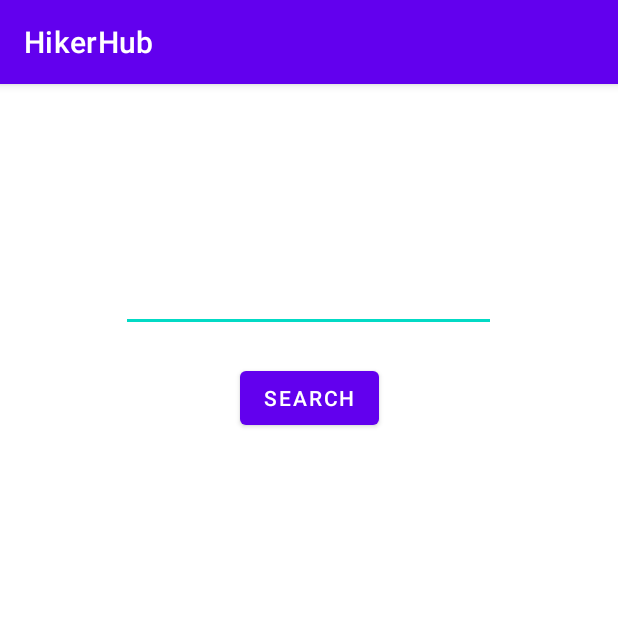
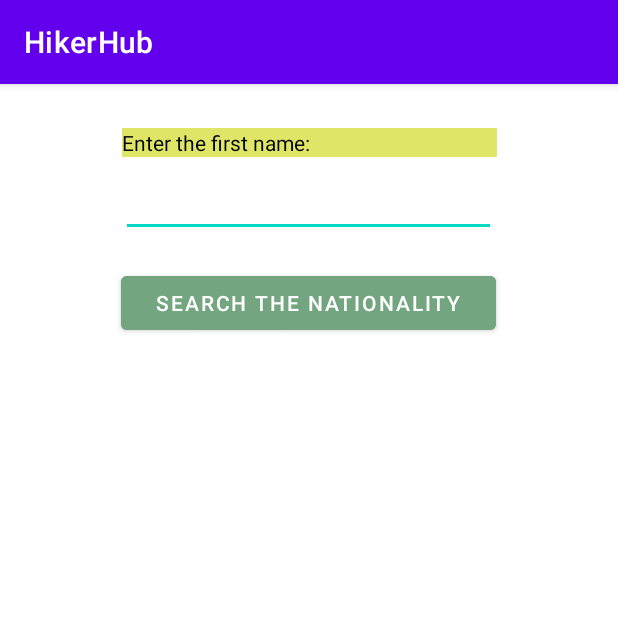
Before and after one commit to Qcc-2000/HikerHub, an Android app: the A6 screen opened directly, with no data from a screen before it, on a phone screen of 412 x 824 dp, the top half of it. Run offline under Robolectric (Android 15) with nearby library versions, the phone set to English and light mode, and no system bars.

Commit message:
modify UI

```diff
--- a/app/src/main/java/edu/northeastern/hikerhub/A6.java
+++ b/app/src/main/java/edu/northeastern/hikerhub/A6.java
@@ -1,13 +1,20 @@
 package edu.northeastern.hikerhub;
 
 import androidx.appcompat.app.AppCompatActivity;
+import androidx.constraintlayout.widget.ConstraintLayout;
+import androidx.constraintlayout.widget.ConstraintSet;
 import androidx.recyclerview.widget.LinearLayoutManager;
 import androidx.recyclerview.widget.RecyclerView;
 
+import android.app.ProgressDialog;
 import android.content.Context;
+import android.graphics.Color;
+import android.graphics.drawable.Drawable;
 import android.os.Bundle;
 import android.view.View;
 import android.widget.EditText;
+import android.widget.ProgressBar;
+import android.widget.TextView;
 import android.widget.Toast;
 
 
@@ -23,12 +30,18 @@ public class A6 extends AppCompatActivity {
     private EditText nameEditText;
     private Context context;
     private A6Adapter adapter;
+    private ProgressBar progressBar;
 
     @Override
     protected void onCreate(Bundle savedInstanceState) {
         super.onCreate(savedInstanceState);
         setContentView(R.layout.activity_a6);
         nameEditText = findViewById(R.id.edit_text_name_input);
+        progressBar = findViewById(R.id.progressBar);
+        Drawable progressDrawable = progressBar.getProgressDrawable().mutate();
+        progressDrawable.setColorFilter(Color.RED, android.graphics.PorterDuff.Mode.SRC_IN);
+        progressBar.setProgressDrawable(progressDrawable);
+        progressBar.setVisibility(View.INVISIBLE);
         RecyclerView recyclerView = findViewById(R.id.recyclerview);
         adapter = new A6Adapter();
         context = this;
@@ -41,6 +54,7 @@ public class A6 extends AppCompatActivity {
         recyclerView.setLayoutManager(manager);
     }
     public void search(View view) {
+        progressBar.setVisibility(View.VISIBLE);
         String name = nameEditText.getText().toString();
         service.listCountry(name).enqueue(new Callback<CountryList>() {
             @Override
@@ -51,6 +65,8 @@ public class A6 extends AppCompatActivity {
 //                for(Country country: list.getCountry()){
 //                    System.out.println(country.getCountry_id());
 //                }
+
+                progressBar.setVisibility(View.INVISIBLE);
             }
 
             @Override
--- a/app/src/main/java/edu/northeastern/hikerhub/A6Adapter.java
+++ b/app/src/main/java/edu/northeastern/hikerhub/A6Adapter.java
@@ -30,8 +30,8 @@ public class A6Adapter extends RecyclerView.Adapter<A6Adapter.ViewHolder> {
     @Override
     public void onBindViewHolder(@NonNull ViewHolder holder, int position) {
         Country country = countries.get(position);
-        holder.getCountryIdTextView().setText(country.getCountry_id());
-        holder.getPossibilityTextView().setText(country.getProbability().toString());
+        holder.getCountryIdTextView().setText("Country_id:  " + country.getCountry_id());
+        holder.getPossibilityTextView().setText("Probability:  " + country.getProbability().toString());
     }
 
     @Override
--- a/app/src/main/res/layout/activity_a6.xml
+++ b/app/src/main/res/layout/activity_a6.xml
@@ -6,34 +6,69 @@
     android:layout_height="match_parent"
     tools:context=".A6">
 
+    <TextView
+        android:id="@+id/txtFirstName"
+        android:layout_width="250dp"
+        android:layout_height="wrap_content"
+        android:text="Enter the first name:"
+        android:background="#DFE667"
+        android:textColor="#000000"
+        app:layout_constraintBottom_toBottomOf="parent"
+        app:layout_constraintEnd_toEndOf="parent"
+        app:layout_constraintHorizontal_bias="0.5"
+        app:layout_constraintStart_toStartOf="parent"
+        app:layout_constraintTop_toTopOf="parent"
+        app:layout_constraintVertical_bias="0.039" />
+
     <EditText
         android:id="@+id/edit_text_name_input"
         android:layout_width="250dp"
+        android:layout_height="wrap_content"
+        android:layout_marginTop="8dp"
         android:textAlignment="center"
+        app:layout_constraintBottom_toBottomOf="parent"
+        app:layout_constraintEnd_toEndOf="parent"
+        app:layout_constraintHorizontal_bias="0.496"
+        app:layout_constraintStart_toStartOf="parent"
+        app:layout_constraintTop_toBottomOf="@+id/txtFirstName"
+        app:layout_constraintVertical_bias="0.0" />
+
+    <Button
+        android:id="@+id/button_search"
+        android:layout_width="250dp"
         android:layout_height="wrap_content"
+        android:layout_margin="20dp"
+        android:layout_marginTop="8dp"
+        android:backgroundTint="#73A580"
+        android:onClick="search"
+        android:text="Search the nationality"
+        app:layout_constraintEnd_toEndOf="parent"
+        app:layout_constraintHorizontal_bias="0.496"
+        app:layout_constraintStart_toStartOf="parent"
+        app:layout_constraintTop_toBottomOf="@+id/edit_text_name_input" />
+
+    <ProgressBar
+        android:id="@+id/progressBar"
+        style="@style/Widget.AppCompat.ProgressBar.Horizontal"
+        android:layout_width="250dp"
+        android:layout_height="wrap_content"
+        android:layout_marginTop="8dp"
         app:layout_constraintBottom_toBottomOf="parent"
         app:layout_constraintEnd_toEndOf="parent"
         app:layout_constraintHorizontal_bias="0.498"
         app:layout_constraintStart_toStartOf="parent"
-        app:layout_constraintTop_toTopOf="parent"
-        app:layout_constraintVertical_bias="0.166" />
-    <Button
-        android:id = "@+id/button_search"
-        android:layout_width="wrap_content"
-        android:layout_height="wrap_content"
-        android:text = "Search"
-        android:onClick="search"
-        android:layout_margin="20dp"
-        app:layout_constraintEnd_toEndOf="parent"
-        app:layout_constraintStart_toStartOf="parent"
-        app:layout_constraintTop_toBottomOf="@+id/edit_text_name_input"
-        />
+        app:layout_constraintTop_toBottomOf="@+id/button_search"
+        app:layout_constraintVertical_bias="0.0" />
+
     <androidx.recyclerview.widget.RecyclerView
         android:id="@+id/recyclerview"
-        android:layout_width="wrap_content"
+        android:layout_width="250dp"
         android:layout_height="wrap_content"
         android:layout_margin="20dp"
+        android:layout_marginTop="16dp"
         app:layout_constraintEnd_toEndOf="parent"
+        app:layout_constraintHorizontal_bias="0.496"
         app:layout_constraintStart_toStartOf="parent"
-        app:layout_constraintTop_toBottomOf="@+id/button_search" />
+        app:layout_constraintTop_toBottomOf="@+id/progressBar" />
+
 </androidx.constraintlayout.widget.ConstraintLayout>
```
Also changed, not shown: app/src/main/res/layout/activity_main.xml (+25 -15 lines), app/src/main/res/layout/viewholder_a6.xml (+35 -25 lines).
